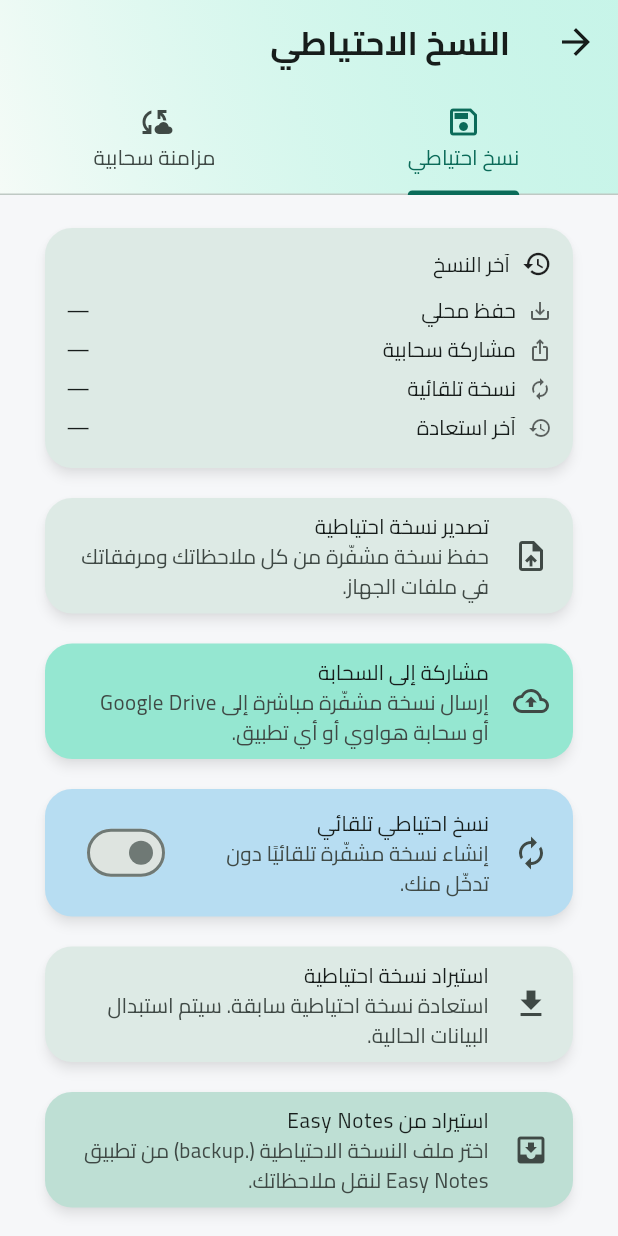
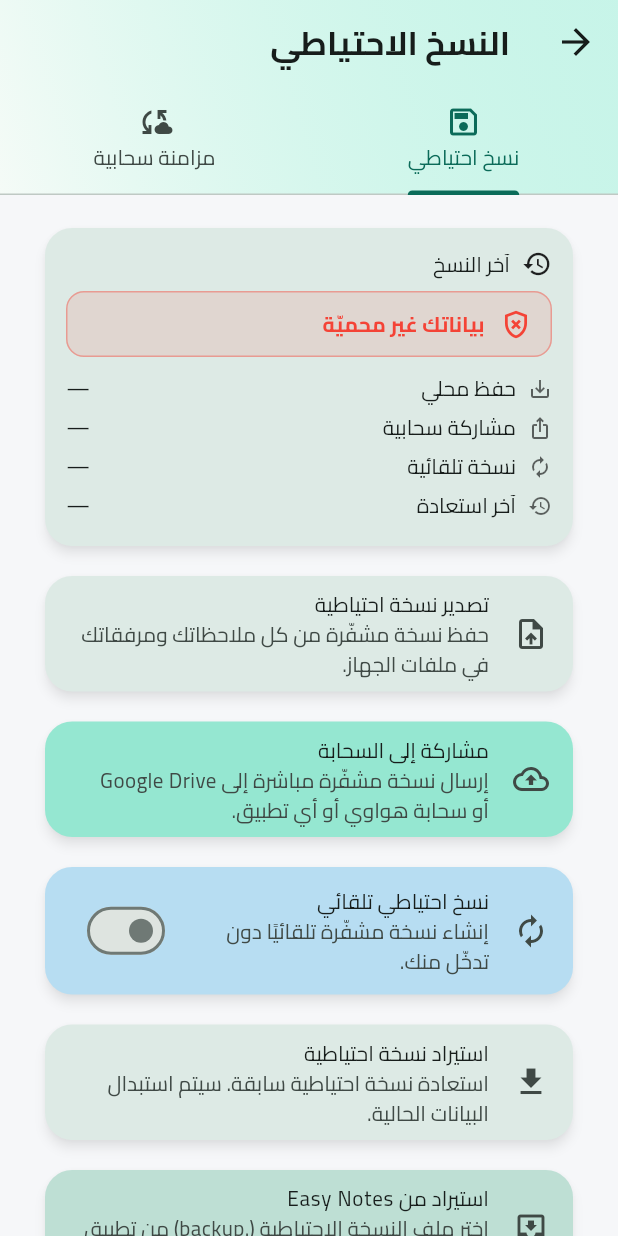
Before and after one commit to alaoufi/alaoufi_notes, a Flutter app: the BackupScreen screen opened directly, on a phone screen of 412 x 824 dp. Run offline on Flutter 3.47's test engine with Material 3 defaults, Android fonts, the phone set to English and light mode, and no system bars; drawn by our look-alikes of dynamic_color; our stand-ins replace audioplayers, device_info_plus, file_picker, flutter_colorpicker, flutter_local_notifications, flutter_secure_storage and 14 more; missing offline and left inert: android_id, cryptography, encrypt, extension_google_sign_in_as_googleapis_auth, flutter_quill, googleapis and 2 more; accounts and stored records are empty; project files that could hold a hidden picture were left out.

Commit message:
تطوير النسخ/المزامنة/الاستعادة: شبكة أمان للاستعادة + حالة الحماية
استعادة أكثر أمانًا:
- لقطة أمان تلقائية قبل أي استعادة (مشفّرة بمفتاح القاعدة في مجلّد النسخ
  التلقائية) عبر _safetySnapshotBeforeRestore، تُستدعى في importBackup
  و restoreAutoBackup (يشمل الاستعادة التلقائية عند الإقلاع).
- undoLastRestore: تراجع بضغطة يرجع لقطة ما-قبل-الاستعادة. إشعار «تراجع عن
  الاستعادة» يظهر بعد كل استعادة ناجحة.

وضوح الحماية:
- لافتة «حالة الحماية» في بطاقة الحالة: تحسب أحدث نسخة (محلي/سحابي/تلقائي)
  وتعرض مؤشّرًا ملوّنًا (أخضر <7 أيام، برتقالي <30، أحمر/غير محميّ) مع تاريخها.

اللغات: 6 مفاتيح (protected/backup_recommended/not_protected/last_backup/
undo_restore + إعادة استخدام restore_done) في 13 لغة. دليل: بند «استعادة آمنة».

رفع النسخة إلى 1.2.9+38.

Co-Authored-By: Claude Fable 5 <noreply@anthropic.com>
Claude-Session: https://claude.ai/code/session_01EgFDkQ7WC3S16HHMbyH5e4

```diff
--- a/mudhakkarati/lib/core/l10n/app_strings.dart
+++ b/mudhakkarati/lib/core/l10n/app_strings.dart
@@ -167,6 +167,11 @@ class S {
     'backup_password': 'كلمة مرور النسخة',
     'backup_password_hint': 'تُستخدم لتشفير النسخة الاحتياطية',
     'settings': 'الإعدادات',
+    'protected': 'بياناتك محميّة',
+    'backup_recommended': 'يُنصح بأخذ نسخة جديدة',
+    'not_protected': 'بياناتك غير محميّة',
+    'last_backup': 'آخر نسخة',
+    'undo_restore': 'تراجع عن الاستعادة',
     'share_image': 'مشاركة كصورة',
     'export_json': 'تصدير JSON',
     'export_json_desc': 'ملف نصّي مقروء بكل ملاحظاتك (غير مشفّر، بلا مرفقات)',
@@ -418,6 +423,11 @@ class S {
     'backup_password': 'Backup password',
     'backup_password_hint': 'Used to encrypt the backup',
     'settings': 'Settings',
+    'protected': 'Your data is protected',
+    'backup_recommended': 'A new backup is recommended',
+    'not_protected': 'Your data is not protected',
+    'last_backup': 'Last backup',
+    'undo_restore': 'Undo restore',
     'share_image': 'Share as image',
     'export_json': 'Export JSON',
     'export_json_desc': 'Readable text file of all your notes (unencrypted, no attachments)',
@@ -669,6 +679,11 @@ class S {
     'backup_password': 'Contraseña de la copia',
     'backup_password_hint': 'Se usa para cifrar la copia',
     'settings': 'Ajustes',
+    'protected': 'Tus datos están protegidos',
+    'backup_recommended': 'Se recomienda una nueva copia',
+    'not_protected': 'Tus datos no están protegidos',
+    'last_backup': 'Última copia',
+    'undo_restore': 'Deshacer restauración',
     'share_image': 'Compartir como imagen',
     'export_json': 'Exportar JSON',
     'export_json_desc': 'Archivo de texto legible con tus notas (sin cifrar, sin adjuntos)',
@@ -903,6 +918,11 @@ class S {
     'backup_password': 'Sicherungspasswort',
     'backup_password_hint': 'Wird zum Verschlüsseln der Sicherung verwendet',
     'settings': 'Einstellungen',
+    'protected': 'Deine Daten sind geschützt',
+    'backup_recommended': 'Neue Sicherung empfohlen',
+    'not_protected': 'Deine Daten sind nicht geschützt',
+    'last_backup': 'Letzte Sicherung',
+    'undo_restore': 'Wiederherstellung rückgängig',
     'share_image': 'Als Bild teilen',
     'export_json': 'JSON exportieren',
     'export_json_desc': 'Lesbare Textdatei aller Notizen (unverschlüsselt, ohne Anhänge)',
@@ -1137,6 +1157,11 @@ class S {
     'backup_password': 'Password ng backup',
     'backup_password_hint': 'Ginagamit para i-encrypt ang backup',
     'settings': 'Mga Setting',
+    'protected': 'Protektado ang data mo',
+    'backup_recommended': 'Inirerekomenda ang bagong backup',
+    'not_protected': 'Hindi protektado ang data mo',
+    'last_backup': 'Huling backup',
+    'undo_restore': 'I-undo ang restore',
     'share_image': 'Ibahagi bilang larawan',
     'export_json': 'I-export ang JSON',
     'export_json_desc': 'Nababasang text file ng mga note (hindi naka-encrypt, walang attachment)',
@@ -1371,6 +1396,11 @@ class S {
     'backup_password': 'Mot de passe de sauvegarde',
     'backup_password_hint': 'Utilisé pour chiffrer la sauvegarde',
     'settings': 'Paramètres',
+    'protected': 'Vos données sont protégées',
+    'backup_recommended': 'Une nouvelle sauvegarde est conseillée',
+    'not_protected': 'Vos données ne sont pas protégées',
+    'last_backup': 'Dernière sauvegarde',
+    'undo_restore': 'Annuler la restauration',
     'share_image': 'Partager en image',
     'export_json': 'Exporter JSON',
     'export_json_desc': 'Fichier texte lisible de vos notes (non chiffré, sans pièces jointes)',
@@ -1605,6 +1635,11 @@ class S {
     'backup_password': 'Kata sandi cadangan',
     'backup_password_hint': 'Digunakan untuk mengenkripsi cadangan',
     'settings': 'Pengaturan',
+    'protected': 'Data Anda terlindungi',
+    'backup_recommended': 'Disarankan cadangan baru',
+    'not_protected': 'Data Anda tidak terlindungi',
+    'last_backup': 'Cadangan terakhir',
+    'undo_restore': 'Batalkan pemulihan',
     'share_image': 'Bagikan sebagai gambar',
     'export_json': 'Ekspor JSON',
     'export_json_desc': 'File teks terbaca berisi catatan (tanpa enkripsi, tanpa lampiran)',
@@ -1839,6 +1874,11 @@ class S {
     'backup_password': 'Password del backup',
     'backup_password_hint': 'Usata per crittografare il backup',
     'settings': 'Impostazioni',
+    'protected': 'I tuoi dati sono protetti',
+    'backup_recommended': 'Consigliato un nuovo backup',
+    'not_protected': 'I tuoi dati non sono protetti',
+    'last_backup': 'Ultimo backup',
+    'undo_restore': 'Annulla ripristino',
     'share_image': 'Condividi come immagine',
     'export_json': 'Esporta JSON',
     'export_json_desc': 'File di testo leggibile delle note (non cifrato, senza allegati)',
@@ -2073,6 +2113,11 @@ class S {
     'backup_password': 'Kata laluan sandaran',
     'backup_password_hint': 'Digunakan untuk menyulitkan sandaran',
     'settings': 'Tetapan',
+    'protected': 'Data anda dilindungi',
+    'backup_recommended': 'Sandaran baharu disyorkan',
+    'not_protected': 'Data anda tidak dilindungi',
+    'last_backup': 'Sandaran terakhir',
+    'undo_restore': 'Buat asal pemulihan',
     'share_image': 'Kongsi sebagai imej',
     'export_json': 'Eksport JSON',
     'export_json_desc': 'Fail teks boleh baca semua nota (tanpa sulit, tanpa lampiran)',
@@ -2307,6 +2352,11 @@ class S {
     'backup_password': 'बैकअप पासवर्ड',
     'backup_password_hint': 'बैकअप एन्क्रिप्ट करने के लिए उपयोग होता है',
     'settings': 'सेटिंग्स',
+    'protected': 'आपका डेटा सुरक्षित है',
+    'backup_recommended': 'नया बैकअप सुझाया जाता है',
+    'not_protected': 'आपका डेटा सुरक्षित नहीं है',
+    'last_backup': 'अंतिम बैकअप',
+    'undo_restore': 'पुनर्स्थापना पूर्ववत करें',
     'share_image': 'छवि के रूप में साझा करें',
     'export_json': 'JSON निर्यात',
     'export_json_desc': 'आपके नोट्स की पठनीय टेक्स्ट फ़ाइल (बिना एन्क्रिप्शन, बिना अटैचमेंट)',
@@ -2541,6 +2591,11 @@ class S {
     'backup_password': 'ব্যাকআপ পাসওয়ার্ড',
     'backup_password_hint': 'ব্যাকআপ এনক্রিপ্ট করতে ব্যবহৃত হয়',
     'settings': 'সেটিংস',
+    'protected': 'আপনার ডেটা সুরক্ষিত',
+    'backup_recommended': 'নতুন ব্যাকআপ সুপারিশ করা হয়',
+    'not_protected': 'আপনার ডেটা সুরক্ষিত নয়',
+    'last_backup': 'সর্বশেষ ব্যাকআপ',
+    'undo_restore': 'পুনরুদ্ধার পূর্বাবস্থায়',
     'share_image': 'ছবি হিসেবে শেয়ার',
     'export_json': 'JSON রপ্তানি',
     'export_json_desc': 'আপনার নোটের পঠনযোগ্য টেক্সট ফাইল (এনক্রিপশন ছাড়া, সংযুক্তি ছাড়া)',
@@ -2775,6 +2830,11 @@ class S {
     'backup_password': 'گذرواژه پشتیبان',
     'backup_password_hint': 'برای رمزنگاری پشتیبان استفاده می‌شود',
     'settings': 'تنظیمات',
+    'protected': 'داده‌های شما محافظت می‌شود',
+    'backup_recommended': 'گرفتن نسخهٔ جدید توصیه می‌شود',
+    'not_protected': 'داده‌های شما محافظت نمی‌شود',
+    'last_backup': 'آخرین نسخه',
+    'undo_restore': 'واگرد بازیابی',
     'share_image': 'اشتراک به‌صورت تصویر',
     'export_json': 'برون‌بری JSON',
     'export_json_desc': 'فایل متنی خوانا از یادداشت‌ها (بدون رمز، بدون پیوست)',
@@ -3009,6 +3069,11 @@ class S {
     'backup_password': 'Пароль копии',
     'backup_password_hint': 'Используется для шифрования копии',
     'settings': 'Настройки',
+    'protected': 'Ваши данные защищены',
+    'backup_recommended': 'Рекомендуется новая копия',
+    'not_protected': 'Ваши данные не защищены',
+    'last_backup': 'Последняя копия',
+    'undo_restore': 'Отменить восстановление',
     'share_image': 'Поделиться картинкой',
     'export_json': 'Экспорт JSON',
     'export_json_desc': 'Читаемый текстовый файл со всеми заметками (без шифрования, без вложений)',
--- a/mudhakkarati/lib/features/backup/backup_screen.dart
+++ b/mudhakkarati/lib/features/backup/backup_screen.dart
@@ -87,6 +87,67 @@ class _BackupScreenState extends State<BackupScreen> {
   }
 
   /// بطاقة تعرض تاريخ ووقت آخر العمليات (محلي/مشاركة/Drive/استعادة).
+  /// لافتة «حالة الحماية»: تحسب أحدث نسخة (محلي/سحابي/تلقائي) وتُظهر مؤشّرًا
+  /// ملوّنًا واضحًا — أهمّ ما يفيد المستخدم: هل بياناته محميّة؟
+  Widget _protectionBanner(BuildContext context, List<DateTime?> dates) {
+    final s = S.of(context);
+    final live = dates.whereType<DateTime>().toList();
+    final fresh = live.isEmpty
+        ? null
+        : live.reduce((a, b) => a.isAfter(b) ? a : b);
+    final ageDays =
+        fresh == null ? null : DateTime.now().difference(fresh).inDays;
+    late final Color c;
+    late final IconData ic;
+    late final String msg;
+    if (fresh == null) {
+      c = Colors.red;
+      ic = Icons.gpp_bad_outlined;
+      msg = s.t('not_protected');
+    } else if (ageDays! < 7) {
+      c = Colors.green;
+      ic = Icons.verified_user_outlined;
+      msg = s.t('protected');
+    } else if (ageDays < 30) {
+      c = Colors.orange;
+      ic = Icons.gpp_maybe_outlined;
+      msg = s.t('backup_recommended');
+    } else {
+      c = Colors.red;
+      ic = Icons.gpp_bad_outlined;
+      msg = s.t('backup_recommended');
+    }
+    return Container(
+      padding: const EdgeInsets.symmetric(horizontal: 12, vertical: 10),
+      decoration: BoxDecoration(
+        color: c.withOpacity(0.12),
+        borderRadius: BorderRadius.circular(12),
+        border: Border.all(color: c.withOpacity(0.4)),
+      ),
+      child: Row(
+        children: [
+          Icon(ic, color: c, size: 22),
+          const SizedBox(width: 10),
+          Expanded(
+            child: Column(
+              crossAxisAlignment: CrossAxisAlignment.start,
+              children: [
+                Text(msg,
+                    style:
+                        TextStyle(fontWeight: FontWeight.bold, color: c)),
+                if (fresh != null)
+                  Text(
+                    '${s.t('last_backup')}: ${DateFormat('yyyy/MM/dd HH:mm').format(fresh)}',
+                    style: Theme.of(context).textTheme.bodySmall,
+                  ),
+              ],
+            ),
+          ),
+        ],
+      ),
+    );
+  }
+
   Widget _statusCard(BuildContext context) {
     final bs = BackupService.instance;
     String fmt(DateTime? d) =>
@@ -130,6 +191,8 @@ class _BackupScreenState extends State<BackupScreen> {
                     );
                 return Column(
                   children: [
+                    _protectionBanner(context, [d[0], d[1], d[3]]),
+                    const SizedBox(height: 8),
                     row(Icons.save_alt, 'حفظ محلي', d[0]),
                     row(Icons.ios_share, 'مشاركة سحابية', d[1]),
                     row(Icons.autorenew, 'نسخة تلقائية', d[3]),
@@ -229,6 +292,32 @@ class _BackupScreenState extends State<BackupScreen> {
     _toast(result.message);
   }
 
+  /// بعد أي استعادة ناجحة: إشعار يتيح **التراجع** فورًا (يرجع لقطة ما-قبل-الاستعادة).
+  void _showRestoreUndo() {
+    final s = S.of(context);
+    ScaffoldMessenger.of(context).showSnackBar(SnackBar(
+      duration: const Duration(seconds: 8),
+      content: Text(s.t('restore_done')),
+      action: SnackBarAction(
+        label: s.t('undo_restore'),
+        onPressed: () async {
+          setState(() => _busy = true);
+          final r = await BackupService.instance.undoLastRestore();
+          if (!mounted) return;
+          setState(() => _busy = false);
+          _toast(r.message);
+          if (r.success) {
+            await context.read<NotesProvider>().init();
+            await context.read<RemindersProvider>().refresh();
+            if (mounted) {
+              await context.read<RemindersProvider>().ensureScheduled();
+            }
+          }
+        },
+      ),
+    ));
+  }
+
   Future<void> _exportJson() async {
     setState(() => _busy = true);
     final result = await BackupService.instance.exportNotesJson();
@@ -281,6 +370,7 @@ class _BackupScreenState extends State<BackupScreen> {
       await context.read<RemindersProvider>().refresh();
       // أعد جدولة التذكيرات المستعادة فورًا كي تعمل دون انتظار إعادة التشغيل.
       if (mounted) await context.read<RemindersProvider>().ensureScheduled();
+      if (mounted) _showRestoreUndo();
     }
   }
 
@@ -466,6 +556,7 @@ class _BackupScreenState extends State<BackupScreen> {
       await context.read<RemindersProvider>().refresh();
       // أعد جدولة التذكيرات المستعادة فورًا كي تعمل دون انتظار إعادة التشغيل.
       if (mounted) await context.read<RemindersProvider>().ensureScheduled();
+      if (mounted) _showRestoreUndo();
     }
   }
 
--- a/mudhakkarati/pubspec.yaml
+++ b/mudhakkarati/pubspec.yaml
@@ -1,7 +1,7 @@
 name: mudhakkarati
 description: "مذكراتي - تطبيق مذكرات وملاحظات يعمل بدون إنترنت بالكامل."
 publish_to: 'none'
-version: 1.2.8+37
+version: 1.2.9+38
 
 environment:
   sdk: '>=3.4.0 <4.0.0'
```
Also changed, not shown: mudhakkarati/lib/features/help/help_guide_data.dart (+13 -0 lines), mudhakkarati/lib/services/backup_service.dart (+44 -0 lines).
